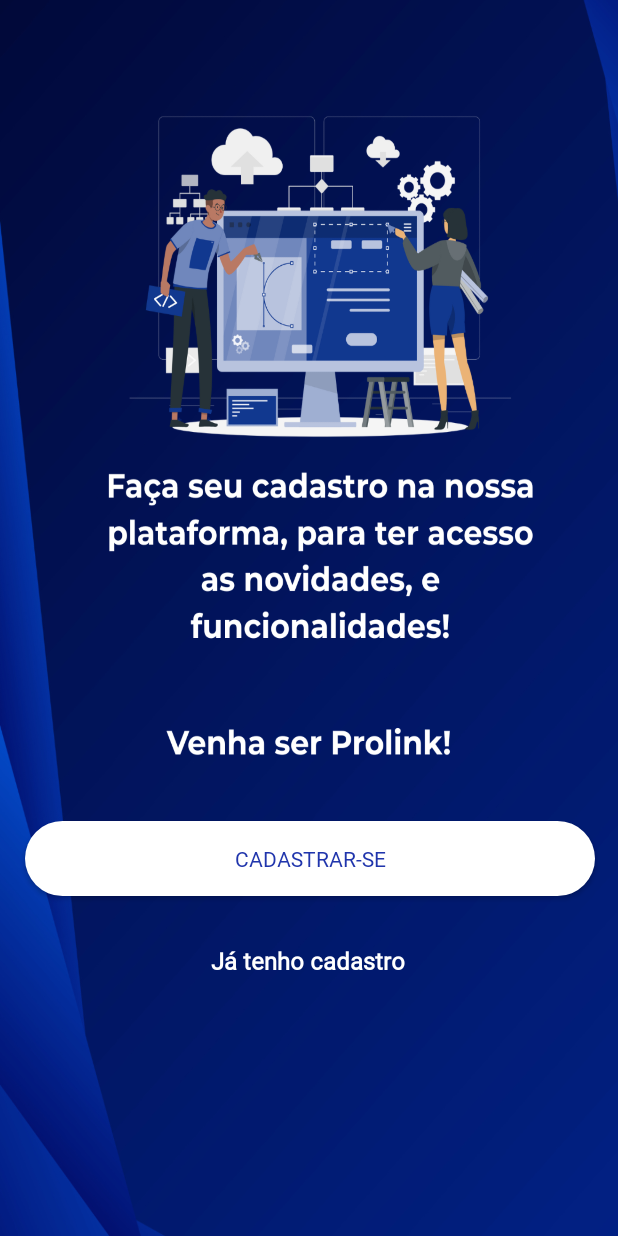
After one commit to MuriloP9/Prolink-Mobile-2.0, an Android app: the CadastroWeb screen opened directly, with no data from a screen before it, on a phone screen of 412 x 824 dp. The commit adds this screen. Run offline under Robolectric (Android 15) with nearby library versions, the phone set to English and light mode, and no system bars.

Commit message:
"Redirecionamento para cadastro!"

```diff
--- a/app/src/main/AndroidManifest.xml
+++ b/app/src/main/AndroidManifest.xml
@@ -16,6 +16,9 @@
         android:roundIcon="@mipmap/ic_launcher_round"
         android:supportsRtl="true"
         android:theme="@style/Theme.Prolink">
+        <activity
+            android:name=".Activity.CadastroWeb"
+            android:exported="false" />
         <activity
             android:name=".Activity.EscolhaAdd"
             android:exported="false" />
--- /dev/null
+++ b/app/src/main/java/com/example/prolink/Activity/CadastroWeb.java
@@ -0,0 +1,49 @@
+package com.example.prolink.Activity;
+
+import android.content.Intent;
+import android.net.Uri;
+import android.support.v7.app.AppCompatActivity;
+import android.os.Bundle;
+import android.view.View;
+import android.widget.Button;
+import android.widget.TextView;
+
+import com.example.prolink.R;
+
+public class CadastroWeb extends AppCompatActivity {
+
+    private Button btnLink;
+    private TextView tvJaTenhoCadastro;
+
+    @Override
+    protected void onCreate(Bundle savedInstanceState) {
+        super.onCreate(savedInstanceState);
+        setContentView(R.layout.activity_cadastro_web);
+
+        // Inicializar os componentes
+        btnLink = findViewById(R.id.btnLink);
+        tvJaTenhoCadastro = findViewById(R.id.tvJaTenhoCadastro);
+
+        // Configurar o clique do botão de cadastro
+        btnLink.setOnClickListener(new View.OnClickListener() {
+            @Override
+            public void onClick(View v) {
+                // Substitua pela URL do seu site de cadastro
+                String url = "http://10.0.2.2/Projeto-Networking/src/php/index.php";
+                Intent intent = new Intent(Intent.ACTION_VIEW);
+                intent.setData(Uri.parse(url));
+                startActivity(intent);
+            }
+        });
+
+        // Configurar o clique do TextView "Já tenho cadastro"
+        tvJaTenhoCadastro.setOnClickListener(new View.OnClickListener() {
+            @Override
+            public void onClick(View v) {
+                // Redirecionar para a LoginActivity
+                Intent intent = new Intent(CadastroWeb.this, LoginActivity.class);
+                startActivity(intent);
+            }
+        });
+    }
+}
--- a/app/src/main/java/com/example/prolink/Activity/InicialActivity.java
+++ b/app/src/main/java/com/example/prolink/Activity/InicialActivity.java
@@ -15,7 +15,7 @@
         super.onCreate(savedInstanceState);
         setContentView(R.layout.activity_inicial);
 
-        Button btnRegister = findViewById(R.id.btnLogin);
+        Button btnRegister = findViewById(R.id.btnLink);
         Button btnLogin = findViewById(R.id.btnCad);
 
         btnRegister.setOnClickListener(new View.OnClickListener() {
@@ -29,7 +29,7 @@
         btnLogin.setOnClickListener(new View.OnClickListener() {
             @Override
             public void onClick(View v) {
-                Intent intent = new Intent(InicialActivity.this, CadastroActivity.class);
+                Intent intent = new Intent(InicialActivity.this, CadastroWeb.class);
                 startActivity(intent);
             }
         });
--- a/app/src/main/java/com/example/prolink/Activity/LoginActivity.java
+++ b/app/src/main/java/com/example/prolink/Activity/LoginActivity.java
@@ -61,7 +61,7 @@
         mTxtAccount.setOnClickListener(new View.OnClickListener() {
             @Override
             public void onClick(View view) {
-                Intent intent = new Intent(LoginActivity.this, CadastroActivity.class);
+                Intent intent = new Intent(LoginActivity.this, CadastroWeb.class);
                 startActivity(intent);
             }
         });
--- /dev/null
+++ b/app/src/main/res/layout/activity_cadastro_web.xml
@@ -0,0 +1,45 @@
+<?xml version="1.0" encoding="utf-8"?>
+<android.support.constraint.ConstraintLayout xmlns:android="http://schemas.android.com/apk/res/android"
+    xmlns:app="http://schemas.android.com/apk/res-auto"
+    xmlns:tools="http://schemas.android.com/tools"
+    android:layout_width="match_parent"
+    android:layout_height="match_parent"
+    android:background="@drawable/cadastro"
+    tools:context=".Activity.CadastroWeb">
+
+    <Button
+        android:id="@+id/btnLink"
+        android:layout_width="380dp"
+        android:layout_height="50dp"
+        android:layout_marginTop="52dp"
+        android:background="@drawable/bg_button_rounded"
+        android:fontFamily="@font/montserrat_extrabold"
+        android:text="Cadastrar-se"
+        android:textColor="#2035AC"
+        app:layout_constraintBottom_toBottomOf="parent"
+        app:layout_constraintEnd_toEndOf="parent"
+        app:layout_constraintHorizontal_bias="0.516"
+        app:layout_constraintStart_toStartOf="parent"
+        app:layout_constraintTop_toTopOf="parent"
+        app:layout_constraintVertical_bias="0.686" />
+
+    <TextView
+        android:id="@+id/tvJaTenhoCadastro"
+        android:layout_width="wrap_content"
+        android:layout_height="wrap_content"
+        android:layout_marginTop="24dp"
+        android:background="?android:attr/selectableItemBackground"
+        android:clickable="true"
+        android:focusable="true"
+        android:fontFamily="@font/montserrat_extrabold"
+        android:padding="8dp"
+        android:text="Já tenho cadastro"
+        android:textColor="#FFFFFF"
+        android:textSize="16sp"
+        android:textStyle="bold"
+        app:layout_constraintEnd_toEndOf="parent"
+        app:layout_constraintHorizontal_bias="0.497"
+        app:layout_constraintStart_toStartOf="parent"
+        app:layout_constraintTop_toBottomOf="@+id/btnLink" />
+
+</android.support.constraint.ConstraintLayout>
--- a/app/src/main/res/layout/activity_inicial.xml
+++ b/app/src/main/res/layout/activity_inicial.xml
@@ -39,7 +39,7 @@
         app:layout_constraintTop_toBottomOf="@+id/txt_welcome" />
 
     <Button
-        android:id="@+id/btnLogin"
+        android:id="@+id/btnLink"
         android:layout_width="380dp"
         android:layout_height="50dp"
         android:layout_marginTop="52dp"
@@ -64,7 +64,7 @@
         app:layout_constraintEnd_toEndOf="parent"
         app:layout_constraintHorizontal_bias="0.473"
         app:layout_constraintStart_toStartOf="parent"
-        app:layout_constraintTop_toBottomOf="@+id/btnLogin" />
+        app:layout_constraintTop_toBottomOf="@+id/btnLink" />
 
     <ImageView
         android:id="@+id/imageView3"
```
Also changed, not shown: app/src/main/res/drawable/cadastro.png (added).
